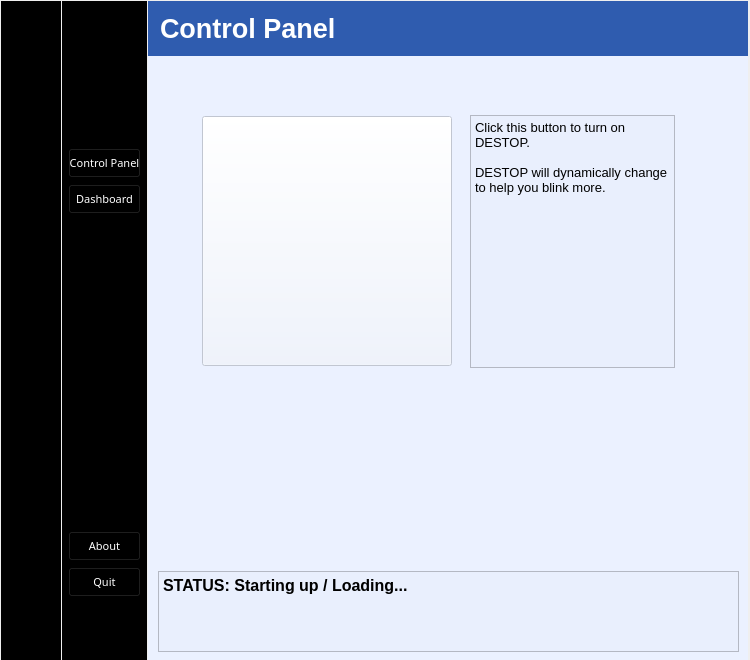
The window that DESTOP.ui (Sidalicious06/DESTOP) describes before a commit, drawn with Qt 5.
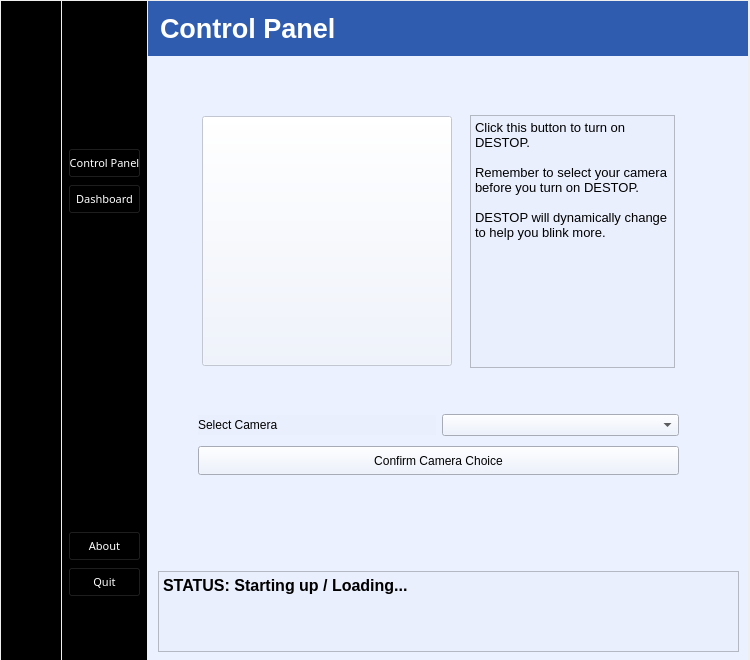
The same window after the commit. The open tabs and pages were chosen to show the change. Icons and pictures are not drawn.

Commit message: Refined Thresholds and Camera Selection

What changed in the file:
```diff
--- a/DESTOP.ui
+++ b/DESTOP.ui
@@ -768,6 +768,8 @@
 &lt;/style&gt;&lt;/head&gt;&lt;body style=&quot; font-family:'MS Shell Dlg 2'; font-size:8pt; font-weight:400; font-style:normal;&quot;&gt;
 &lt;p style=&quot; margin-top:0px; margin-bottom:0px; margin-left:0px; margin-right:0px; -qt-block-indent:0; text-indent:0px;&quot;&gt;&lt;span style=&quot; font-size:10pt;&quot;&gt;Click this button to turn on DESTOP.&lt;/span&gt;&lt;/p&gt;
 &lt;p style=&quot;-qt-paragraph-type:empty; margin-top:0px; margin-bottom:0px; margin-left:0px; margin-right:0px; -qt-block-indent:0; text-indent:0px; font-size:10pt;&quot;&gt;&lt;br /&gt;&lt;/p&gt;
+&lt;p style=&quot; margin-top:0px; margin-bottom:0px; margin-left:0px; margin-right:0px; -qt-block-indent:0; text-indent:0px;&quot;&gt;&lt;span style=&quot; font-size:10pt;&quot;&gt;Remember to select your camera before you turn on DESTOP.&lt;/span&gt;&lt;/p&gt;
+&lt;p style=&quot;-qt-paragraph-type:empty; margin-top:0px; margin-bottom:0px; margin-left:0px; margin-right:0px; -qt-block-indent:0; text-indent:0px; font-size:10pt;&quot;&gt;&lt;br /&gt;&lt;/p&gt;
 &lt;p style=&quot; margin-top:0px; margin-bottom:0px; margin-left:0px; margin-right:0px; -qt-block-indent:0; text-indent:0px;&quot;&gt;&lt;span style=&quot; font-size:10pt;&quot;&gt;DESTOP will dynamically change to help you blink more.&lt;/span&gt;&lt;/p&gt;&lt;/body&gt;&lt;/html&gt;</string>
             </property>
            </widget>
@@ -803,6 +805,103 @@
 &lt;p style=&quot; margin-top:0px; margin-bottom:0px; margin-left:0px; margin-right:0px; -qt-block-indent:0; text-indent:0px;&quot;&gt;&lt;span style=&quot; font-size:12pt; font-weight:600;&quot;&gt;STATUS: Starting up / Loading...&lt;/span&gt;&lt;/p&gt;&lt;/body&gt;&lt;/html&gt;</string>
          </property>
         </widget>
+        <widget class="QWidget" name="">
+         <property name="geometry">
+          <rect>
+           <x>50</x>
+           <y>409</y>
+           <width>481</width>
+           <height>71</height>
+          </rect>
+         </property>
+         <layout class="QVBoxLayout" name="verticalLayout_7">
+          <item>
+           <layout class="QHBoxLayout" name="horizontalLayout_4">
+            <item>
+             <widget class="QLabel" name="label_3">
+              <property name="minimumSize">
+               <size>
+                <width>0</width>
+                <height>20</height>
+               </size>
+              </property>
+              <property name="maximumSize">
+               <size>
+                <width>16777215</width>
+                <height>20</height>
+               </size>
+              </property>
+              <property name="styleSheet">
+               <string notr="true">QLabel {
+	
+	background-color: rgb(233, 239, 253);
+	
+	color: rgb(0, 0, 0);
+
+}
+
+
+</string>
+              </property>
+              <property name="text">
+               <string>Select Camera</string>
+              </property>
+             </widget>
+            </item>
+            <item>
+             <widget class="QComboBox" name="CamerasComboBox">
+              <property name="styleSheet">
+               <string notr="true">QComboBox {
+	
+	background-color: rgb(233, 239, 253);
+	
+	color: black;
+
+}
+
+QComboBox QAbstractItemView {
+    color: black;
+}
+
+</string>
+              </property>
+             </widget>
+            </item>
+           </layout>
+          </item>
+          <item>
+           <widget class="QPushButton" name="CameraConfirm">
+            <property name="minimumSize">
+             <size>
+              <width>0</width>
+              <height>20</height>
+             </size>
+            </property>
+            <property name="maximumSize">
+             <size>
+              <width>16777215</width>
+              <height>29</height>
+             </size>
+            </property>
+            <property name="styleSheet">
+             <string notr="true">QPushButton {
+	
+	background-color: rgb(233, 239, 253);
+	
+	color: rgb(0, 0, 0);
+
+}
+
+
+</string>
+            </property>
+            <property name="text">
+             <string>Confirm Camera Choice</string>
+            </property>
+           </widget>
+          </item>
+         </layout>
+        </widget>
        </widget>
        <widget class="QWidget" name="ModulationPage">
         <widget class="QWidget" name="widget_5" native="true">
```
Left out of the diff: 2 changed lines with no effect on the pictures. The commit also changes 3 other files.
